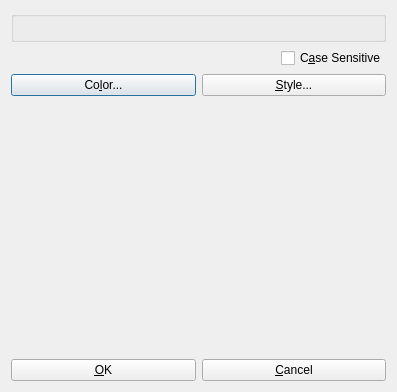
Qt form wordlist.ui (mirror-shards/ktigcc) before a commit.
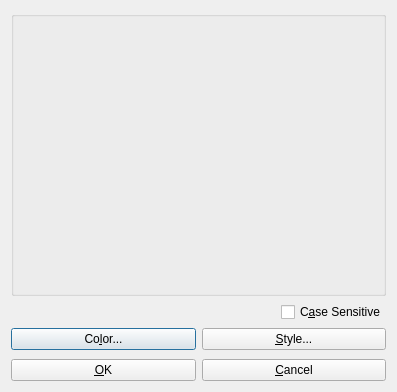
The same form after that commit. Custom widgets are drawn as their Qt base class.

Commit message: Revert change of selectionMode from NoSelection to Q3ListBox::Single (set to Q3ListBox::NoSelection) in newsdlg.ui. Revert change of spacer sizePolicy from Preferred to Qt::Expanding (set to Qt::Preferred) in wordlist.ui. Set lineWrapMode to QTextEdit::NoWrap and acceptRichText to false for the KTextBrowser in programoutput.ui. Set list view column properties in the code in toolsdlg.cpp (no longer supported by Qt Designer 4), also get rid of init slot.

The edit to the form file:
```diff
--- a/wordlist.ui
+++ b/wordlist.ui
@@ -107,7 +107,7 @@
       <enum>Qt::Vertical</enum>
      </property>
      <property name="sizeType" >
-      <enum>QSizePolicy::Expanding</enum>
+      <enum>QSizePolicy::Preferred</enum>
      </property>
      <property name="sizeHint" >
       <size>
```
The commit also changes 4 other files.
